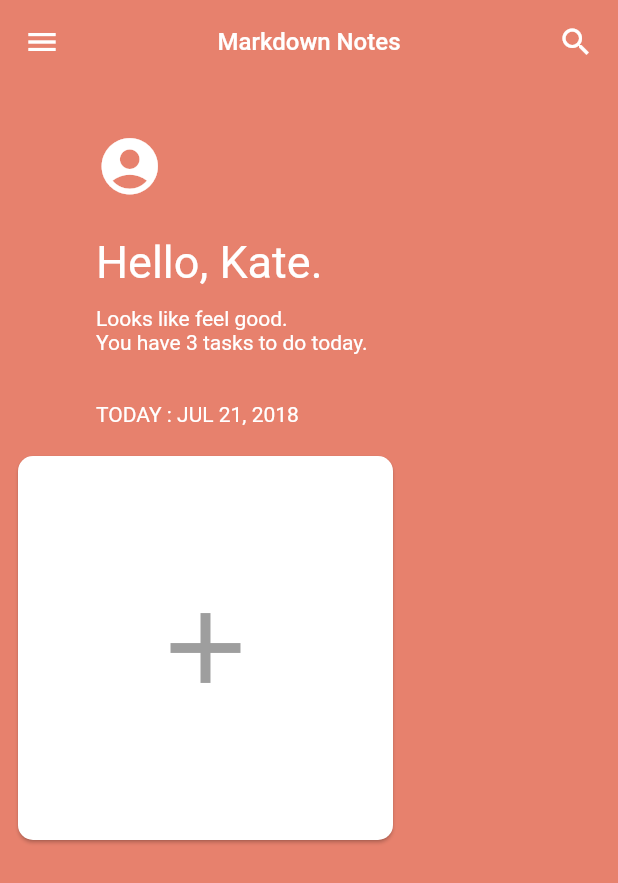
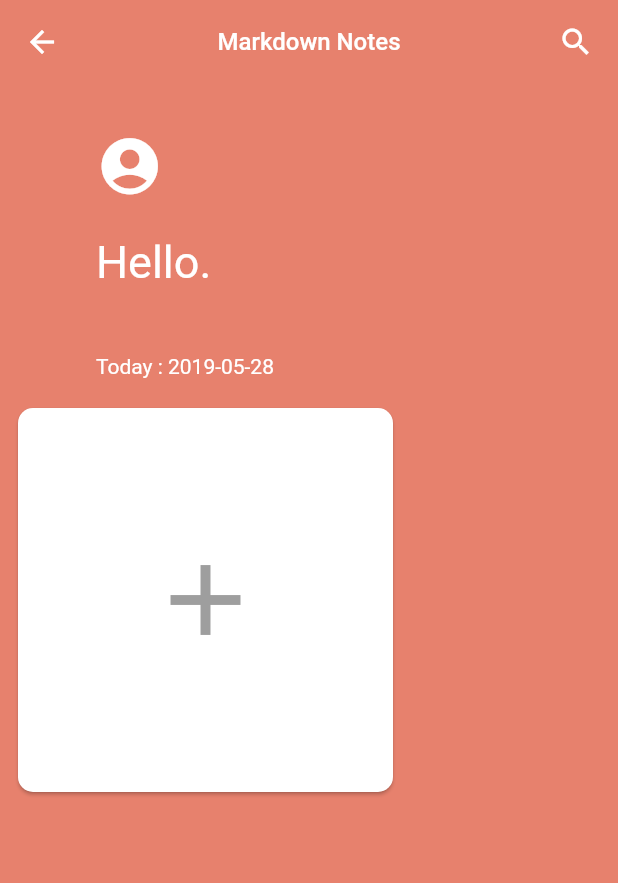
Before and after one commit to Mgrabowski147/MarkdownNotesFlutter, a Flutter app: the HomePage screen opened directly, on a phone screen of 412 x 824 dp. Shown: the top 883 px of the screen. Run offline on Flutter 3.47's test engine with Material 2 defaults, Android fonts, the phone set to English and light mode, and no system bars; our stand-ins replace cloud_firestore, firebase_auth, flutter_markdown, google_sign_in; accounts and stored records are empty.

Commit message:
small improvements

```diff
--- a/lib/ScrollingPage.dart
+++ b/lib/ScrollingPage.dart
@@ -66,7 +66,6 @@ class _HomePageState extends State<HomePage> with TickerProviderStateMixin {
           ],
           elevation: 0.0,
         ),
-        drawer: Drawer(),
         body: new Center(
           child: Column(
             crossAxisAlignment: CrossAxisAlignment.start,
@@ -91,21 +90,11 @@ class _HomePageState extends State<HomePage> with TickerProviderStateMixin {
                         padding:
                             const EdgeInsets.fromLTRB(0.0, 16.0, 0.0, 12.0),
                         child: Text(
-                          "Hello, Kate.",
+                          "Hello.",
                           style: TextStyle(
                               fontSize: 30.0,
                               color: Colors.white,
                               fontWeight: FontWeight.w400),
-                        ),
-                      ),
-                      Text(
-                        "Looks like feel good.",
-                        style: TextStyle(color: Colors.white),
-                      ),
-                      Text(
-                        "You have 3 tasks to do today.",
-                        style: TextStyle(
-                          color: Colors.white,
                         ),
                       ),
                     ],
@@ -119,7 +108,7 @@ class _HomePageState extends State<HomePage> with TickerProviderStateMixin {
                     padding: const EdgeInsets.symmetric(
                         horizontal: 64.0, vertical: 8.0),
                     child: Text(
-                      "TODAY : JUL 21, 2018",
+                      "Today : " + DateTime.now().toIso8601String().substring(0, 10),
                       style: TextStyle(color: Colors.white),
                     ),
                   ),
--- a/lib/signUpPage.dart
+++ b/lib/signUpPage.dart
@@ -147,7 +147,7 @@ class _SignUpPageState extends State<SignUpPage> {
     }
     on PlatformException
     {
-      _showError("Password should be stronger");
+      _showError("Password should be stronger", msg: "Password should contain at least 1 capital letter and 1 number");
       return;
     }
     Navigator.pop(context);
```
